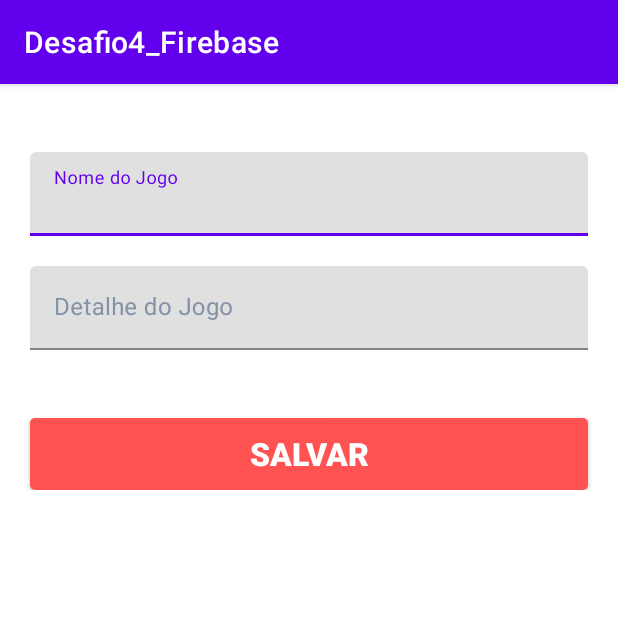
After one commit to lubvalentino/Desafio4_Firebase, an Android app: the RegisterMovieActivity screen opened directly, with no data from a screen before it, on a phone screen of 412 x 824 dp, the top half of it. The commit adds this screen. Run offline under Robolectric (Android 15) with nearby library versions, the phone set to English and light mode, and no system bars; our stand-ins replace Firebase (no records; nobody signed in at launch, a user with empty details on screens opened directly).

Commit message:
melhorina no game salvo

```diff
--- a/app/src/main/java/com/example/desafio4_firebase/MainActivity.kt
+++ b/app/src/main/java/com/example/desafio4_firebase/MainActivity.kt
@@ -17,6 +17,10 @@ class MainActivity : AppCompatActivity() {
         super.onCreate(savedInstanceState)
         binding = ActivityMainBinding.inflate(layoutInflater)
         setContentView(binding.root)
+
+        binding.btSaveNewGame.setOnClickListener {
+            startActivity(Intent(this,RegisterMovieActivity::class.java))
+        }
     }
 
 }
--- /dev/null
+++ b/app/src/main/java/com/example/desafio4_firebase/RegisterMovieActivity.kt
@@ -0,0 +1,52 @@
+package com.example.desafio4_firebase
+
+import android.content.Intent
+import androidx.appcompat.app.AppCompatActivity
+import android.os.Bundle
+import android.widget.Toast
+import com.example.desafio4_firebase.databinding.ActivityRegisterMovieBinding
+import com.google.firebase.firestore.SetOptions
+import com.google.firebase.firestore.ktx.firestore
+import com.google.firebase.ktx.Firebase
+
+class RegisterMovieActivity : AppCompatActivity() {
+
+    private lateinit var binding : ActivityRegisterMovieBinding
+
+    private val firebaseFirestore by lazy{
+        Firebase.firestore
+    }
+
+    override fun onCreate(savedInstanceState: Bundle?) {
+        super.onCreate(savedInstanceState)
+        binding = ActivityRegisterMovieBinding.inflate(layoutInflater)
+        setContentView(binding.root)
+
+        setupObservables()
+
+    }
+
+    private fun setupObservables() {
+
+        binding.btSaveGame.setOnClickListener {
+            //criar a tabela de dados
+            val game = hashMapOf(
+                "name" to binding.etNameGame.text.toString(),
+                "detail" to binding.etDetailGame.text.toString()
+            )
+
+            //adicionar novo item na coleção de dados
+            firebaseFirestore.collection("games").document(binding.etNameGame.text.toString())
+                //mergeia as informações, só muda o que teve alteração
+                .set(game, SetOptions.merge())
+                .addOnSuccessListener {
+                    Toast.makeText(this, "Game cadastrado", Toast.LENGTH_LONG).show()
+                    startActivity(Intent(this, MainActivity::class.java))
+                    finish()
+                }.addOnFailureListener {
+                    Toast.makeText(this, it.localizedMessage, Toast.LENGTH_LONG).show()
+                }
+        }
+
+    }
+}
--- /dev/null
+++ b/app/src/main/res/layout/activity_register_movie.xml
@@ -0,0 +1,78 @@
+<?xml version="1.0" encoding="utf-8"?>
+<ScrollView
+    xmlns:android="http://schemas.android.com/apk/res/android"
+    xmlns:app="http://schemas.android.com/apk/res-auto"
+    xmlns:tools="http://schemas.android.com/tools"
+    android:layout_width="match_parent"
+    android:layout_height="match_parent"
+    tools:context=".RegisterMovieActivity">
+
+    <androidx.constraintlayout.widget.ConstraintLayout
+        android:layout_width="match_parent"
+        android:layout_height="match_parent">
+
+        <com.google.android.material.textfield.TextInputLayout
+            android:id="@+id/tilNameGame"
+            android:layout_width="0dp"
+            android:layout_height="wrap_content"
+            android:hint="Nome do Jogo"
+            style="@style/TextInputLayoutDefault"
+            app:layout_constraintStart_toStartOf="parent"
+            app:layout_constraintEnd_toEndOf="parent"
+            app:layout_constraintTop_toTopOf="parent"
+            android:layout_marginTop="45dp"
+            android:layout_marginStart="20dp"
+            android:layout_marginEnd="20dp">
+
+            <com.google.android.material.textfield.TextInputEditText
+                android:id="@+id/etNameGame"
+                android:layout_width="match_parent"
+                android:layout_height="wrap_content"
+                android:inputType="text"
+                style="@style/EditTextDefault">
+
+            </com.google.android.material.textfield.TextInputEditText>
+
+        </com.google.android.material.textfield.TextInputLayout>
+
+        <com.google.android.material.textfield.TextInputLayout
+            android:id="@+id/tilDetailGame"
+            android:layout_width="0dp"
+            android:layout_height="wrap_content"
+            android:hint="Detalhe do Jogo"
+            style="@style/TextInputLayoutDefault"
+            app:layout_constraintStart_toStartOf="parent"
+            app:layout_constraintEnd_toEndOf="parent"
+            app:layout_constraintTop_toBottomOf="@+id/tilNameGame"
+            android:layout_marginTop="20dp"
+            android:layout_marginStart="20dp"
+            android:layout_marginEnd="20dp">
+
+            <com.google.android.material.textfield.TextInputEditText
+                android:id="@+id/etDetailGame"
+                android:layout_width="match_parent"
+                android:layout_height="wrap_content"
+                android:inputType="text"
+                style="@style/EditTextDefault">
+
+            </com.google.android.material.textfield.TextInputEditText>
+
+        </com.google.android.material.textfield.TextInputLayout>
+
+        <androidx.appcompat.widget.AppCompatButton
+            android:id="@+id/btSaveGame"
+            android:layout_width="0dp"
+            android:layout_height="wrap_content"
+            android:text="Salvar"
+            style="@style/button_login"
+            app:layout_constraintBottom_toBottomOf="parent"
+            app:layout_constraintEnd_toEndOf="parent"
+            app:layout_constraintStart_toStartOf="parent"
+            android:layout_marginStart="20dp"
+            app:layout_constraintTop_toBottomOf="@+id/tilDetailGame"
+            android:layout_marginTop="45dp"
+            android:layout_marginEnd="20dp"/>
+
+    </androidx.constraintlayout.widget.ConstraintLayout>
+
+</ScrollView>
```
Also changed, not shown: app/src/main/AndroidManifest.xml (+5 -7 lines), app/src/main/res/layout/recycler_single_game.xml (+27 -3 lines).
